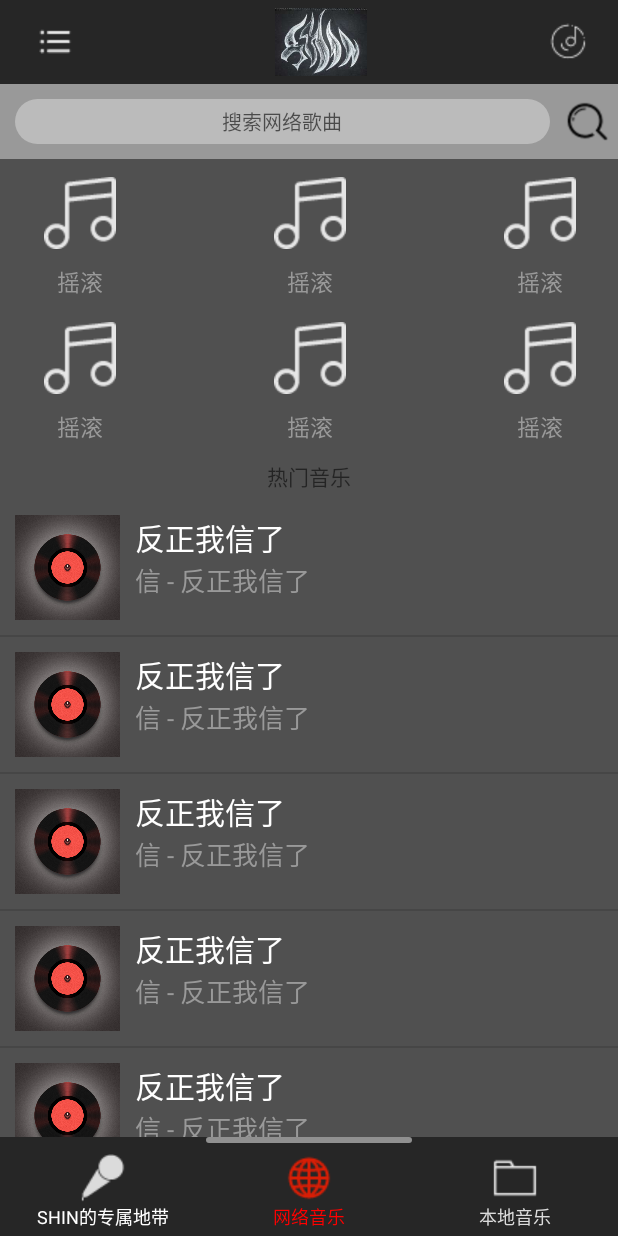
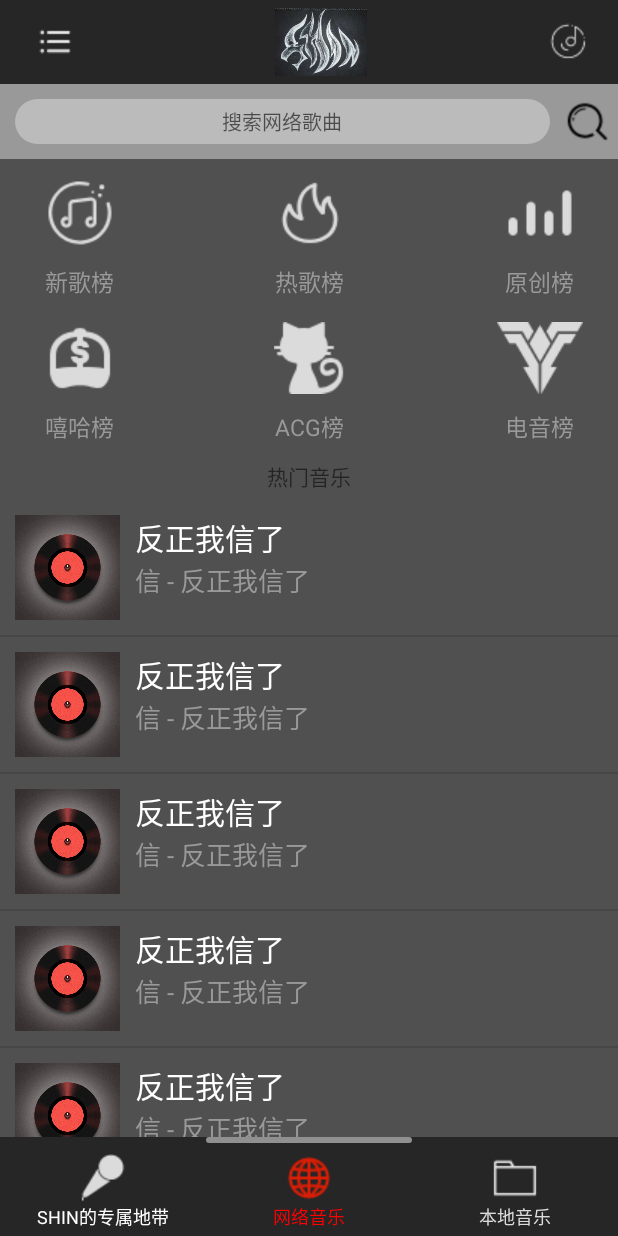
Before and after one commit to Xiong-JiaHao/SHIN_Music, an Android app: the screen it shows after launch (MainActivity), after a tap on "网络音乐", on a phone screen of 412 x 824 dp. Run offline under Robolectric (Android 15) with nearby library versions, the phone set to English and light mode, and no system bars; libraries missing offline, so code that uses them is left out: cn.bmob.v3; 3 statements that could not run were skipped.

Commit message:
更新布局

```diff
--- a/app/src/main/java/com/gin/xjh/shin_music/adapter/albumItemAdapter.java
+++ b/app/src/main/java/com/gin/xjh/shin_music/adapter/albumItemAdapter.java
@@ -91,6 +91,7 @@ public class albumItemAdapter extends BaseAdapter {
                 Bundle bundle = new Bundle();
                 bundle.putSerializable("album",mList.get(position));
                 intent.putExtra("album",bundle);
+                intent.putExtra("isAlbum", true);
                 mContext.startActivity(intent);
             }
         });
--- a/app/src/main/java/com/gin/xjh/shin_music/fragment/Fragment_Online.java
+++ b/app/src/main/java/com/gin/xjh/shin_music/fragment/Fragment_Online.java
@@ -16,10 +16,10 @@ import android.widget.EditText;
 import android.widget.GridView;
 import android.widget.ImageView;
 import android.widget.SimpleAdapter;
-import android.widget.Toast;
 
 import com.gin.xjh.shin_music.R;
 import com.gin.xjh.shin_music.adapter.recommendmusicRecyclerViewAdapter;
+import com.gin.xjh.shin_music.album_details_Activity;
 import com.gin.xjh.shin_music.bean.Song;
 import com.gin.xjh.shin_music.music_details_Activity;
 
@@ -45,6 +45,9 @@ public class Fragment_Online extends Fragment {
     private EditText mFind = null;
     private ImageView mCheck;
 
+    private int[] bitmapids = new int[]{R.drawable.newsong, R.drawable.hotsong, R.drawable.original, R.drawable.hiphop, R.drawable.acgsong, R.drawable.electricsong};
+    private String[] bitmapname = new String[]{"新歌榜", "热歌榜", "原创榜", "嘻哈榜", "ACG榜", "电音榜"};
+    private int[] ids = new int[]{0, 1, 2, 23, 22, 4};
 
     @Nullable
     @Override
@@ -79,8 +82,8 @@ public class Fragment_Online extends Fragment {
         dataList = new ArrayList<>();
         for (int i = 0; i < 6; i++) {
             Map<String, Object> map = new HashMap<>();
-            map.put("img", R.drawable.test);
-            map.put("text", "摇滚");
+            map.put("img", bitmapids[i]);
+            map.put("text", bitmapname[i]);
             dataList.add(map);
         }
 
@@ -106,7 +109,12 @@ public class Fragment_Online extends Fragment {
         gridView.setOnItemClickListener(new AdapterView.OnItemClickListener() {
             @Override
             public void onItemClick(AdapterView<?> arg0, View arg1, int arg2, long arg3) {
-                Toast.makeText(getContext(), "check " + arg2, Toast.LENGTH_SHORT).show();
+
+                Intent intent = new Intent(getContext(), album_details_Activity.class);
+                intent.putExtra("isAlbum", false);
+                intent.putExtra("name", bitmapname[arg2]);
+                intent.putExtra("id", ids[arg2]);
+                startActivity(intent);
             }
         });
 
--- a/app/src/main/res/layout/album_details.xml
+++ b/app/src/main/res/layout/album_details.xml
@@ -60,7 +60,7 @@
                 android:layout_width="wrap_content"
                 android:layout_height="wrap_content"
                 android:layout_marginBottom="10dp"
-                android:text="歌手：信"
+                android:text=""
                 android:textColor="@color/FindColor"
                 android:textSize="15sp"
                 android:textStyle="bold" />
@@ -69,7 +69,7 @@
                 android:id="@+id/album_times"
                 android:layout_width="wrap_content"
                 android:layout_height="wrap_content"
-                android:text="发行时间：2016-12-30"
+                android:text=""
                 android:textColor="@color/FindColor"
                 android:textSize="15sp" />
         </LinearLayout>
--- a/app/src/main/res/layout/online_music_item.xml
+++ b/app/src/main/res/layout/online_music_item.xml
@@ -11,7 +11,7 @@
         android:layout_width="wrap_content"
         android:layout_height="wrap_content"
         android:layout_margin="10dp"
-        android:src="@drawable/test" />
+        android:src="@drawable/newsong" />
 
     <TextView
         android:id="@+id/music_text"
@@ -19,7 +19,7 @@
         android:layout_height="wrap_content"
         android:layout_gravity="center"
         android:layout_marginBottom="5dp"
-        android:text="流行"
+        android:text="新歌榜"
         android:textColor="@color/FindColor"
         android:textSize="15sp" />
 
```
Also changed, not shown: app/src/main/java/com/gin/xjh/shin_music/album_details_Activity.java (+21 -3 lines), app/src/main/res/drawable/acgsong.png (added), app/src/main/res/drawable/electricsong.png (added), app/src/main/res/drawable/hiphop.png (added), app/src/main/res/drawable/hotsong.png (added), app/src/main/res/drawable/newsong.png (added), app/src/main/res/drawable/original.png (added), app/src/main/res/drawable/test.png (deleted).
